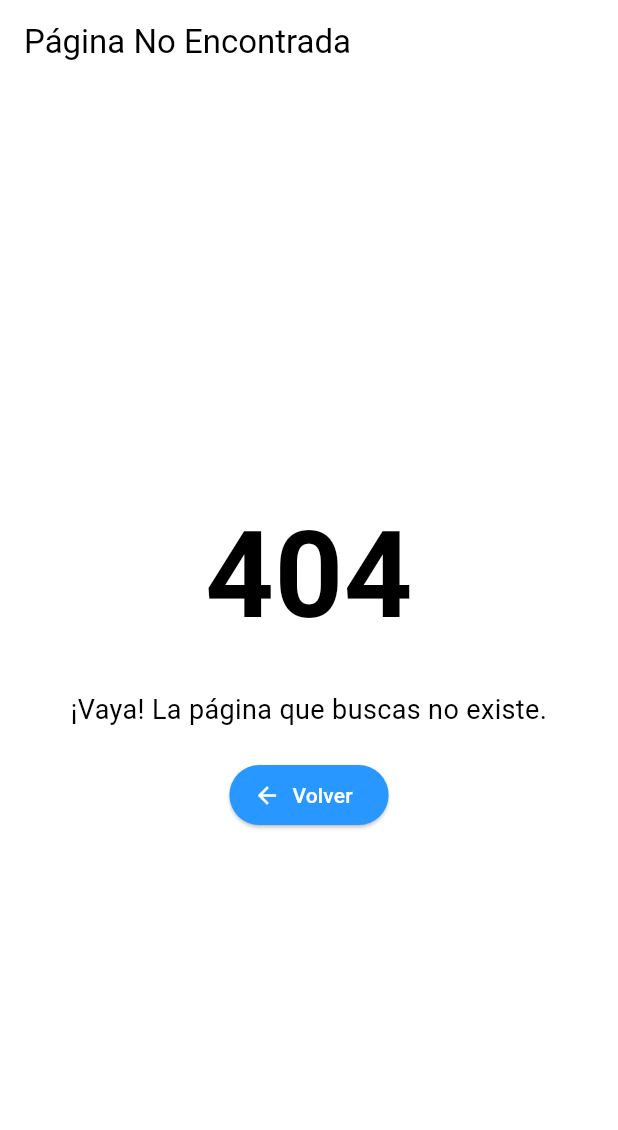
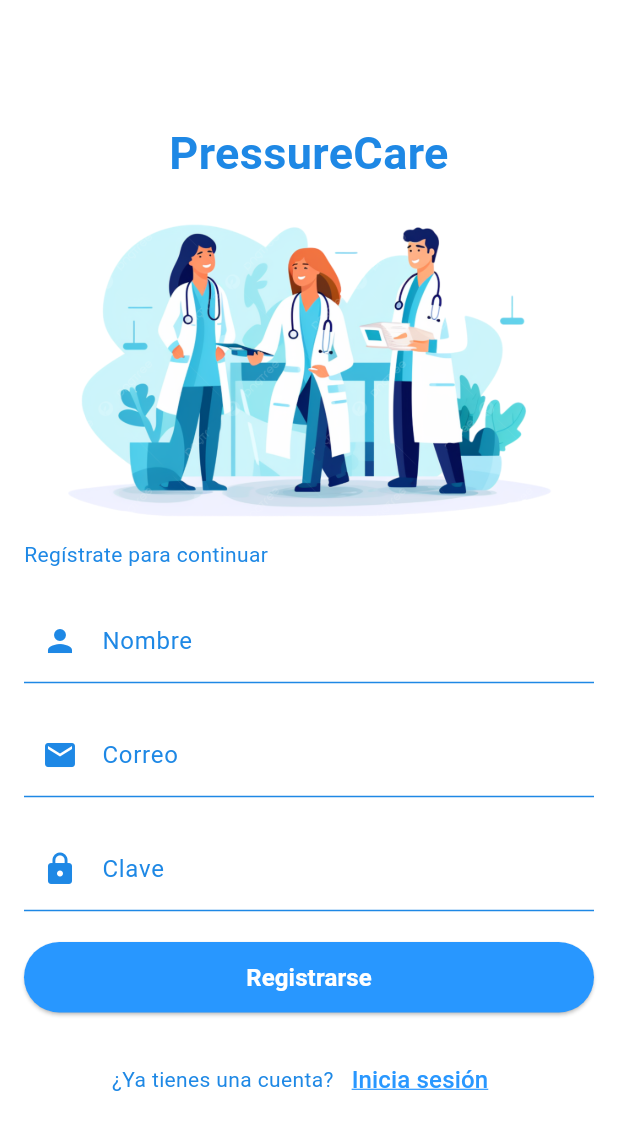
Before and after one commit to JhandryChimbo/PreasureCare, a Flutter app: the screen it shows after launch, after a tap on "Iniciar Sesión", after a tap on "Regístrate", on a phone screen of 412 x 824 dp. Shown: the top 1130 px of the screen. Run offline on Flutter 3.47's test engine with Material 3 defaults, Android fonts, the phone set to English and light mode, and no system bars; our stand-ins replace flutter_secure_storage, fluttertoast, validators.

Commit message:
Añadir vista de registro con campos de nombre, correo y clave

```diff
--- a/frontend/lib/main.dart
+++ b/frontend/lib/main.dart
@@ -1,6 +1,7 @@
 import 'package:flutter/material.dart';
 import 'package:frontend/views/exception/page404.dart';
 import 'package:frontend/views/loginView.dart';
+import 'package:frontend/views/registerView.dart';
 
 void main() {
   runApp(const MyApp());
@@ -33,6 +34,7 @@
       initialRoute: '/login',
       routes: {
         '/login': (context) => const LoginView(),
+        '/register': (context) => const RegisterView(),
       },
       onGenerateRoute: (settings) {
         return MaterialPageRoute(builder: (context) => const Page404());
--- a/frontend/lib/views/registerView.dart
+++ b/frontend/lib/views/registerView.dart
@@ -5,20 +5,21 @@ import 'package:frontend/controls/util/util.dart';
 import 'package:validators/validators.dart';
 import 'package:frontend/widgets/toast/informative.dart';
 
-class LoginView extends StatefulWidget {
-  const LoginView({super.key});
+class RegisterView extends StatefulWidget {
+  const RegisterView({super.key});
 
   @override
-  _LoginViewState createState() => _LoginViewState();
+  _RegisterViewState createState() => _RegisterViewState();
 }
 
-class _LoginViewState extends State<LoginView> {
+class _RegisterViewState extends State<RegisterView> {
   final _formKey = GlobalKey<FormState>();
   final TextEditingController correoControl = TextEditingController();
   final TextEditingController claveControl = TextEditingController();
+  final TextEditingController nombreControl = TextEditingController();
   bool _isLoading = false;
 
-  Future<void> _iniciar() async {
+  Future<void> _registrar() async {
     if (_formKey.currentState!.validate()) {
       setState(() {
         _isLoading = true;
@@ -27,7 +28,8 @@ class _LoginViewState extends State<LoginView> {
       FacadeServices servicio = FacadeServices();
       Map<String, String> mapa = {
         "correo": correoControl.text,
-        "clave": claveControl.text
+        "clave": claveControl.text,
+        "nombre": nombreControl.text
       };
       log(mapa.toString());
 
@@ -114,22 +116,48 @@ class _LoginViewState extends State<LoginView> {
                 ),
                 const SizedBox(height: 10),
                 const Text(
-                  "Inicia sesion para continuar",
+                  "Regístrate para continuar",
                   style: TextStyle(color: Color(0xFF1E88E5)),
                 ),
+                const SizedBox(height: 20),
+                _buildNameField(),
                 const SizedBox(height: 20),
                 _buildEmailField(),
                 const SizedBox(height: 20),
                 _buildPasswordField(),
                 const SizedBox(height: 20),
-                _buildLoginButton(),
+                _buildRegisterButton(),
                 const SizedBox(height: 20),
-                _buildRegisterLink(),
+                _buildLoginLink(),
               ],
             ),
           ),
         ),
       ),
+    );
+  }
+
+  Widget _buildNameField() {
+    return TextFormField(
+      controller: nombreControl,
+      validator: (value) {
+        if (value!.isEmpty) {
+          return "Debe ingresar un nombre";
+        }
+        return null;
+      },
+      decoration: const InputDecoration(
+        labelText: "Nombre",
+        prefixIcon: Icon(Icons.person, color: Color(0xFF1E88E5)),
+        labelStyle: TextStyle(color: Color(0xFF1E88E5)),
+        enabledBorder: UnderlineInputBorder(
+          borderSide: BorderSide(color: Color(0xFF1E88E5)),
+        ),
+        focusedBorder: UnderlineInputBorder(
+          borderSide: BorderSide(color: Color(0xFF1E88E5)),
+        ),
+      ),
+      style: const TextStyle(color: Colors.blue),
     );
   }
 
@@ -185,39 +213,39 @@ class _LoginViewState extends State<LoginView> {
     );
   }
 
-  Widget _buildLoginButton() {
+  Widget _buildRegisterButton() {
     return ElevatedButton(
-      onPressed: _iniciar,
+      onPressed: _registrar,
       style: ElevatedButton.styleFrom(
         foregroundColor: Colors.white,
         backgroundColor: const Color(0xFF2897FF),
         padding: const EdgeInsets.symmetric(horizontal: 16, vertical: 12),
       ),
       child: const Text(
-        "Iniciar Sesión",
+        "Registrarse",
         style: TextStyle(fontSize: 16, fontWeight: FontWeight.bold),
       ),
     );
   }
 
-  Widget _buildRegisterLink() {
+  Widget _buildLoginLink() {
     return Row(
       mainAxisAlignment: MainAxisAlignment.center,
       children: <Widget>[
         const Text(
-          "¿No tienes una cuenta?",
+          "¿Ya tienes una cuenta?",
           style: TextStyle(color: Color(0xFF1E88E5)),
         ),
         TextButton(
           onPressed: () {
             Navigator.pushNamedAndRemoveUntil(
               context,
-              '/register',
+              '/login',
               (Route<dynamic> route) => false,
             );
           },
           child: const Text(
-            "Regístrate",
+            "Inicia sesión",
             style: TextStyle(
               color: Color(0xFF2897FF),
               fontSize: 16,
```
